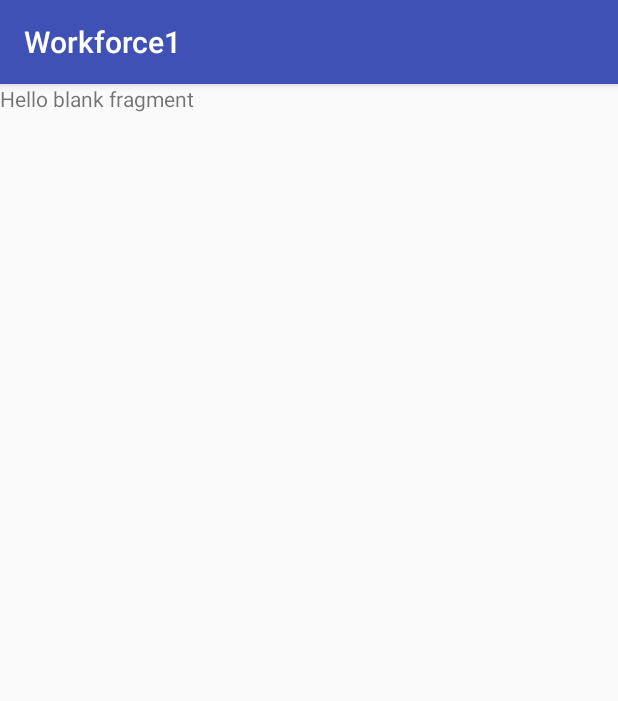
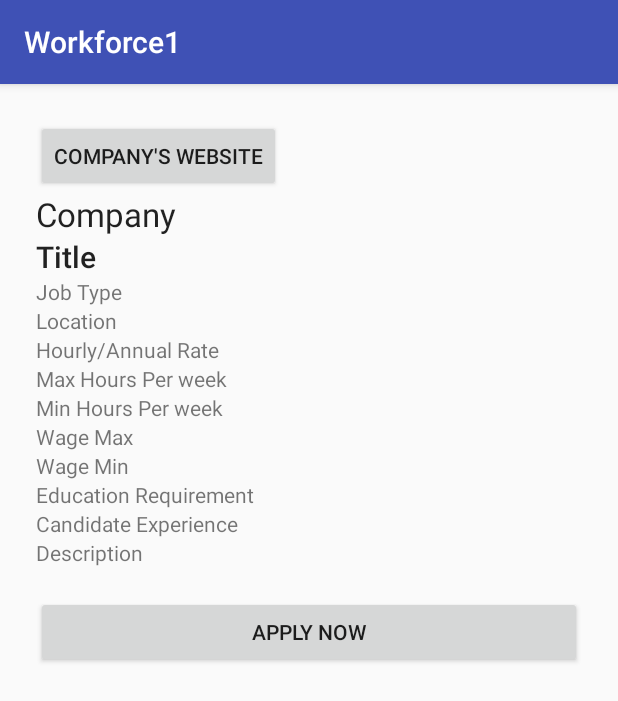
Before and after one commit to Darnell10/worfkorce1, an Android app: the fragment JobsDetailFragment shown on its own in the app's theme, on a phone screen of 412 x 824 dp. Shown: the top 701 px of the screen. Run offline under Robolectric (Android 15) with nearby library versions, the phone set to English and light mode, and no system bars; 12 statements that could not run were skipped.

Commit message:
Job Detail Fragment update

```diff
--- a/app/src/main/java/nyc/c4q/workforce1/fragments/JobsDetailFragment.java
+++ b/app/src/main/java/nyc/c4q/workforce1/fragments/JobsDetailFragment.java
@@ -1,18 +1,37 @@
 package nyc.c4q.workforce1.fragments;
 
 
+import android.content.Context;
 import android.os.Bundle;
 import android.support.v4.app.Fragment;
 import android.view.LayoutInflater;
 import android.view.View;
 import android.view.ViewGroup;
+import android.widget.Button;
+import android.widget.ImageView;
+import android.widget.TextView;
+
+import java.util.ArrayList;
+import java.util.List;
 
 import nyc.c4q.workforce1.R;
+import nyc.c4q.workforce1.model.DummyData;
 
 /**
  * A simple {@link Fragment} subclass.
  */
 public class JobsDetailFragment extends Fragment {
+    TextView company, title, location, type, description, maxWage, minWage, maxHour, minHour, experience, requirement, rate,;
+    Button url;
+    ImageView logo;
+    String job_id;
+    String result;
+    List<DummyData> jobs = new ArrayList<>();
+    Context context;
+
+
+    DummyData job = new DummyData();
+//    GitJobsDBHelper db;
 
 
     public JobsDetailFragment() {
@@ -24,6 +43,28 @@ public class JobsDetailFragment extends Fragment {
     public View onCreateView(LayoutInflater inflater, ViewGroup container,
                              Bundle savedInstanceState) {
         // Inflate the layout for this fragment
+
+
+        View rootView = inflater.inflate(R.layout.fragment_jobs_detail, container, false);
+        company = rootView.findViewById(R.id.job_company);
+        title = rootView.findViewById(R.id.job_title);
+        location = rootView.findViewById(R.id.job_location);
+        type = rootView.findViewById(R.id.job_type);
+        description = rootView.findViewById(R.id.job_description);
+        url = rootView.findViewById(R.id.comp_url);
+        logo = rootView.findViewById(R.id.company_logo);
+        maxWage = rootView.findViewById(R.id.max_wage);
+        minWage= rootView.findViewById(R.id.min_wage);
+        maxHour= rootView.findViewById(R.id.max_hours);
+        minHour= rootView.findViewById(R.id.min_hours);
+        experience= rootView.findViewById(R.id.experience);
+        requirement= rootView.findViewById(R.id.ed_requirements);
+        rate= rootView.findViewById(R.id.rate);
+
+
+        context = getActivity().getApplicationContext();
+
+
         return inflater.inflate(R.layout.fragment_jobs_detail, container, false);
     }
 
--- a/app/src/main/java/nyc/c4q/workforce1/network/JobsAPI.java
+++ b/app/src/main/java/nyc/c4q/workforce1/network/JobsAPI.java
@@ -1,4 +1,6 @@
 package nyc.c4q.workforce1.network;
+
+import retrofit2.http.GET;
 
 /**
  * Created by Shant on 3/3/2018.
--- a/app/src/main/res/layout/fragment_jobs_detail.xml
+++ b/app/src/main/res/layout/fragment_jobs_detail.xml
@@ -1,13 +1,106 @@
-<FrameLayout xmlns:android="http://schemas.android.com/apk/res/android"
+<ScrollView xmlns:android="http://schemas.android.com/apk/res/android"
     xmlns:tools="http://schemas.android.com/tools"
     android:layout_width="match_parent"
     android:layout_height="match_parent"
+    android:orientation="vertical"
     tools:context="nyc.c4q.workforce1.fragments.JobsDetailFragment">
 
     <!-- TODO: Update blank fragment layout -->
-    <TextView
+    <LinearLayout
         android:layout_width="match_parent"
-        android:layout_height="match_parent"
-        android:text="@string/hello_blank_fragment" />
+        android:layout_height="wrap_content"
+        android:orientation="vertical"
+        android:padding="24dp">
+        <LinearLayout
+            android:layout_width="match_parent"
+            android:layout_height="wrap_content"
+            android:orientation="vertical">
 
-</FrameLayout>
+            <Button
+                android:id="@+id/comp_url"
+                android:layout_width="wrap_content"
+                android:layout_height="wrap_content"
+                android:text="@string/company_s_website" />
+            <ImageView
+                android:id="@+id/company_logo"
+                android:layout_width="match_parent"
+                android:layout_height="wrap_content"
+                android:scaleType="centerCrop"/>
+        </LinearLayout>
+
+
+        <TextView
+            android:id="@+id/job_company"
+            android:layout_width="match_parent"
+            android:layout_height="wrap_content"
+            android:text="Company"
+            android:textAppearance="@style/Base.TextAppearance.AppCompat.Large"/>
+        <TextView
+            android:id="@+id/job_title"
+            android:layout_width="match_parent"
+            android:layout_height="wrap_content"
+            android:text="Title"
+            android:textAppearance="@style/Base.TextAppearance.AppCompat.Title"/>
+        <TextView
+            android:id="@+id/job_type"
+            android:layout_width="match_parent"
+            android:layout_height="wrap_content"
+            android:text="Job Type"/>
+        <TextView
+            android:id="@+id/job_location"
+            android:layout_width="match_parent"
+            android:layout_height="wrap_content"
+            android:text="Location"/>
+        <TextView
+            android:id="@+id/rate"
+            android:layout_width="match_parent"
+            android:layout_height="wrap_content"
+            android:text="Hourly/Annual Rate"/>
+        <TextView
+            android:id="@+id/max_hours"
+            android:layout_width="match_parent"
+            android:layout_height="wrap_content"
+            android:text="Max Hours Per week"/>
+        <TextView
+            android:id="@+id/min_hours"
+            android:layout_width="match_parent"
+            android:layout_height="wrap_content"
+            android:text="Min Hours Per week"/>
+        <TextView
+            android:id="@+id/max_wage"
+            android:layout_width="match_parent"
+            android:layout_height="wrap_content"
+            android:text="Wage Max"/>
+        <TextView
+            android:id="@+id/min_wage"
+            android:layout_width="match_parent"
+            android:layout_height="wrap_content"
+            android:text="Wage Min"/>
+        <TextView
+            android:id="@+id/ed_requirements"
+            android:layout_width="match_parent"
+            android:layout_height="wrap_content"
+            android:text="Education Requirement"/>
+        <TextView
+            android:id="@+id/experience"
+            android:layout_width="match_parent"
+            android:layout_height="wrap_content"
+            android:text="Candidate Experience"/>
+
+        <TextView
+            android:id="@+id/job_description"
+            android:layout_width="match_parent"
+            android:layout_height="wrap_content"
+            android:text="Description"/>
+        <TextView
+            android:id="@+id/job_apply"
+            android:layout_height="wrap_content"
+            android:layout_width="match_parent"
+            android:text=""/>
+        <Button
+            android:id="@+id/apply_now"
+            android:layout_width="match_parent"
+            android:layout_height="wrap_content"
+            android:text="Apply Now"/>
+    </LinearLayout>
+</ScrollView>
--- a/app/src/main/res/values/strings.xml
+++ b/app/src/main/res/values/strings.xml
@@ -3,4 +3,5 @@
 
     <!-- TODO: Remove or change this placeholder text -->
     <string name="hello_blank_fragment">Hello blank fragment</string>
+    <string name="company_s_website">Company\'s Website</string>
 </resources>
```
